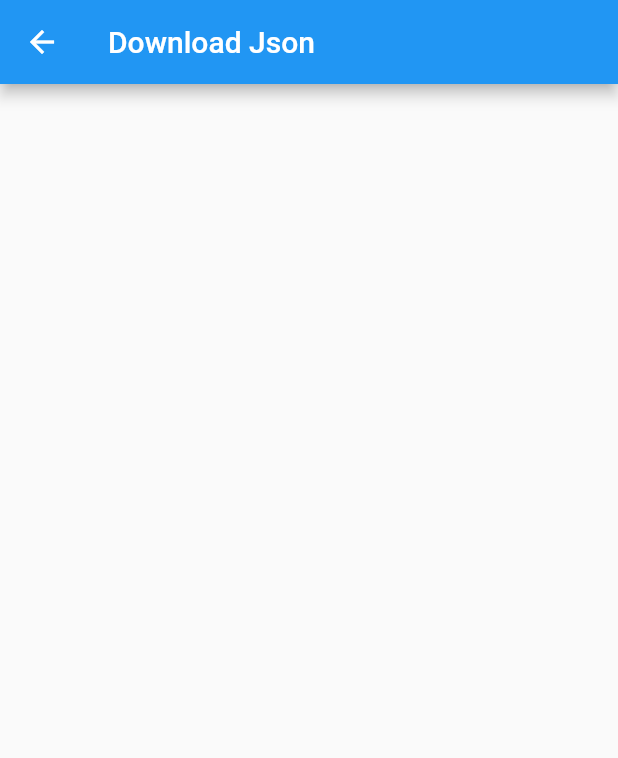
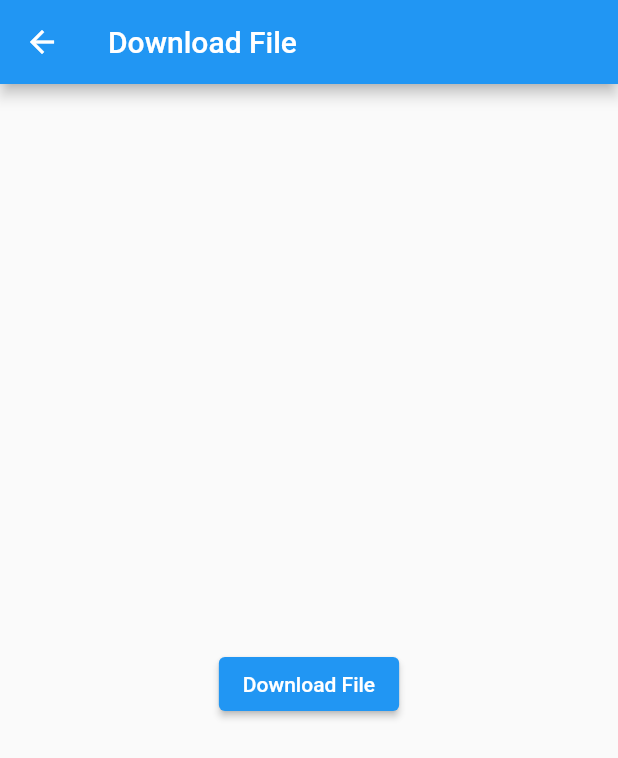
Before and after one commit to TableTopOrg/Knot, a Flutter app: the HomePage screen opened directly, on a phone screen of 412 x 824 dp. Shown: the top 758 px of the screen. Run offline on Flutter 3.47's test engine with Material 2 defaults, Android fonts, the phone set to English and light mode, and no system bars; our stand-ins replace cloud_firestore, file_picker, firebase_core, firebase_storage, flutter_svg, font_awesome_flutter and 6 more; missing offline and left inert: dart:ffi, draggable_scrollbar, flutter_sound, google_speech; accounts and stored records are empty.

Commit message:
update upload and download Json

```diff
--- a/lib/upload_Json.dart
+++ b/lib/upload_Json.dart
@@ -79,40 +79,6 @@ class _MainPageState extends State<MainPage> {
     ),
   );
 
-  Widget buildProgress() => StreamBuilder<TaskSnapshot>(
-      stream: uploadTask?.snapshotEvents,
-      builder: (context, snapshot){
-        if(snapshot.hasData){
-          final data = snapshot.data!;
-          double progress = data.bytesTransferred / data.totalBytes;
-
-          return SizedBox(
-              height: 50,
-              child: Stack(
-                fit: StackFit.expand,
-                children: [
-                  LinearProgressIndicator(
-                    value: progress,
-                    backgroundColor: Colors.grey,
-                    color: Colors.green,
-                  ),
-                  Center(
-                    child: Text(
-                      '${(100 * progress).roundToDouble()}%',
-                      style: const TextStyle(color: Colors.white),
-                    ),
-                  )
-                ],
-              )
-
-          );
-        }
-        else{
-          return const SizedBox(height: 50);
-        }
-      }
-  );
-
 }
 
 class HomePage extends StatefulWidget {
@@ -123,69 +89,53 @@ class HomePage extends StatefulWidget {
 }
 
 class _HomePageState extends State<HomePage>{
+  DownloadTask? downloadTask;
 
-  late Future<ListResult> futureFiles;
-  //Map<int, double> downloadProgress = {};
+  Future downloadFile() async{
+    final dir = await getApplicationDocumentsDirectory();
+    for(int i = 0; i < notes.length; i++) {
+      final path = '${dir.path}/note_$i.json';
+      final file = File(path);
 
-  @override
-  void initState() {
-    super.initState();
+      // print(file);
+      final ref = FirebaseStorage.instance.ref().child(path);
+      setState(() {
+        downloadTask = ref.writeToFile(file);
+      });
 
-    futureFiles = FirebaseStorage.instance.ref('/json').listAll();
+      final snapshot = await downloadTask!.whenComplete(() {});
+
+      // final urlDownload = await snapshot.ref.getDownloadURL();
+      //print('Download Link: $urlDownload');
+    }
+
+    setState(() {
+      downloadTask = null;
+    });
   }
+
+
 
   @override
   Widget build(BuildContext context) => Scaffold(
     appBar: AppBar(
-      title: const Text('Download Json'),
+      title: const Text('Download File'),
     ),
-    body: FutureBuilder<ListResult>(
-      future: futureFiles,
-      builder: (context, snapshot){
-        if(snapshot.hasData){
-          final files = snapshot.data!.items;
-
-          return ListView.builder(
-            itemCount: files.length,
-            itemBuilder: (context, index)
-          {
-            final file = files[index];
-
-            return ListTile(
-              title: Text(file.name),
-              trailing: IconButton(
-                icon: const Icon(
-                  Icons.download,
-                  color: Colors.black,
-                ),
-
-              onPressed: () => downloadFile(index, file),
-              ),
-            );
-          },
-          );
-
-        }
-        else if(snapshot.hasError){
-          return const Center(child: Text('Error occurred'));
-        }
-        else{
-          return const Center(child: CircularProgressIndicator());
-        }
-      },
+    body: Center(
+      child: Column(
+        mainAxisAlignment: MainAxisAlignment.center,
+        children: [
+          /*ElevatedButton(
+            child: const Text('Select File'),
+            onPressed: selectFile,
+          ),*/
+          const SizedBox(height: 32),
+          ElevatedButton(
+            child: const Text('Download File'),
+            onPressed: downloadFile,
+          ),
+        ],
+      ),
     ),
   );
-
-
-
-  Future downloadFile(int index, Reference ref) async {
-    final dir = await getApplicationDocumentsDirectory();
-    final file = File('${dir.path}/${ref.name}');
-
-    await ref.writeToFile(file);
-
-    ScaffoldMessenger.of(context).showSnackBar(
-      SnackBar(content: Text('Downloaded ${ref.name}')),
-    );
-  }
 }
```
